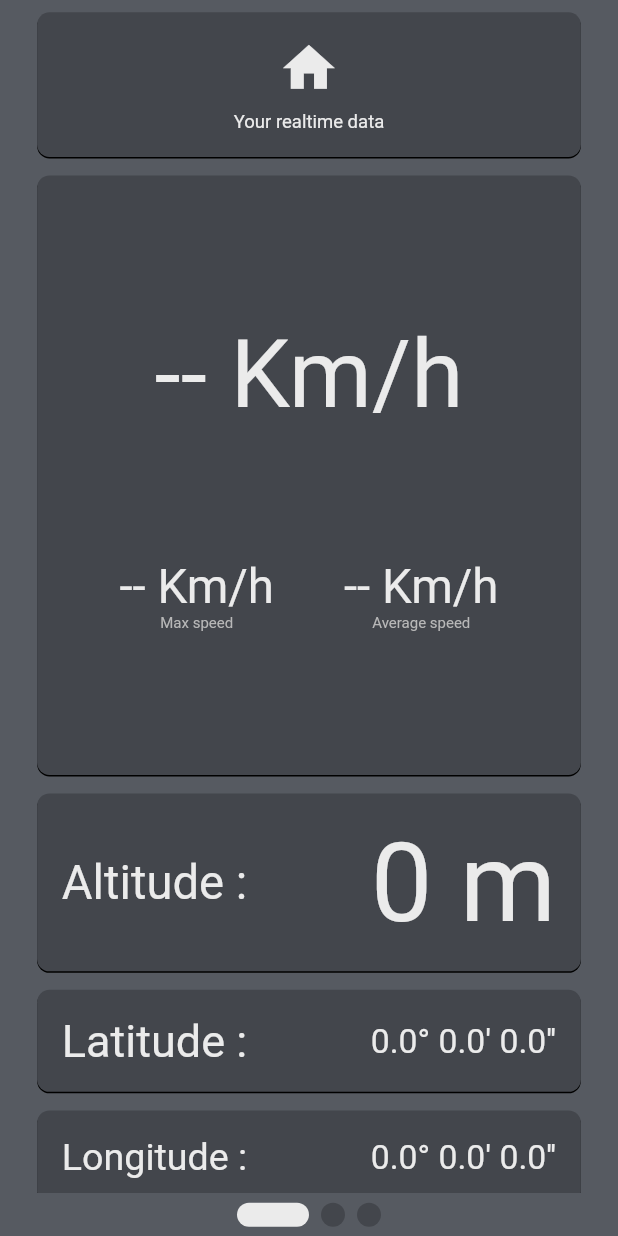
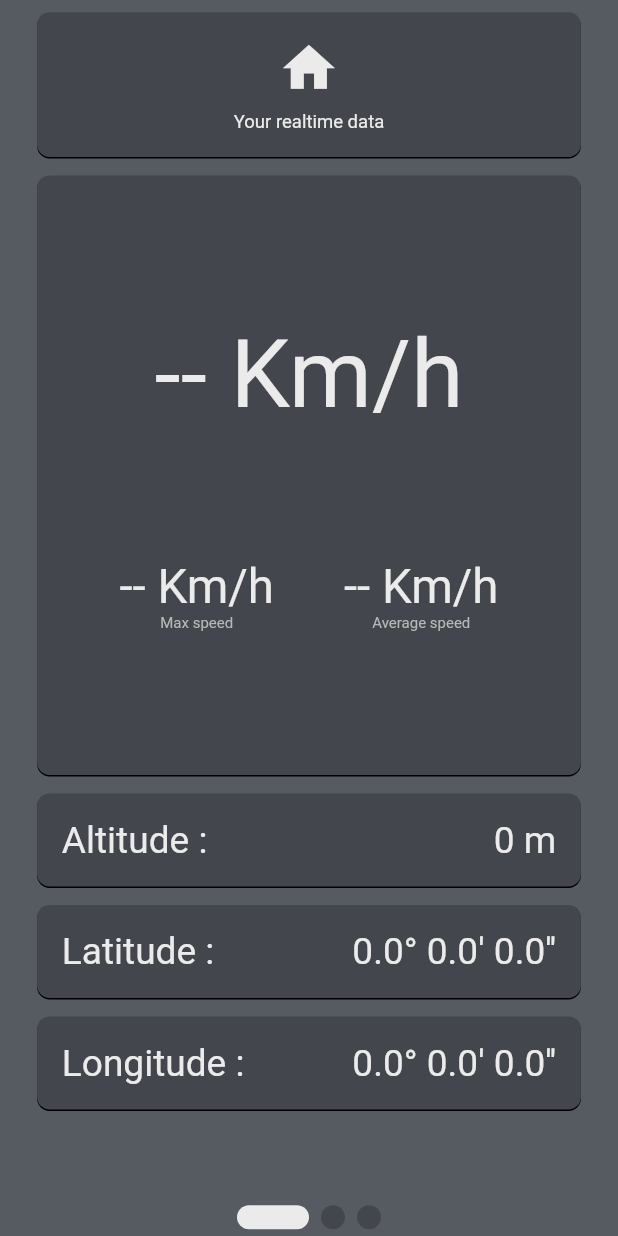
Before and after one commit to ninomerlino/ride, a Flutter app: the screen it shows after launch, on a phone screen of 412 x 824 dp. Run offline on Flutter 3.47's test engine with Material 2 defaults, Android fonts, the phone set to English and light mode, and no system bars; drawn by our look-alikes of smooth_page_indicator; our stand-ins replace connectivity, location; network calls fail.

Commit message:
resolved issue #2

```diff
--- a/lib/bike.dart
+++ b/lib/bike.dart
@@ -329,7 +329,6 @@ class Bike{
 set accuracy(LocationAccuracy accuracy){
     _gps.changeSettings(accuracy: accuracy);
     _accuracy = accuracy;
-    print(accuracy);
 }
 
 }
--- a/lib/main.dart
+++ b/lib/main.dart
@@ -1,3 +1,5 @@
+import 'dart:ui';
+
 import 'package:flutter/material.dart';
 import 'package:location/location.dart';
 import 'bike.dart';
@@ -80,8 +82,8 @@ class _MyHomePageState extends State<MyHomePage> {
       child: Row(
         mainAxisAlignment: MainAxisAlignment.spaceBetween,
         children: [
-          Custom.newAutoText(title, context, widthScale: 0.3),
-          Custom.newAutoText(data, context, widthScale: 0.3)
+          Text(title, style: TextStyle(fontSize: max*0.03, color: Custom.foreground),),
+          Text(data, style: TextStyle(fontSize: max*0.03, color: Custom.foreground),),
         ],
       )
     );
@@ -173,7 +175,9 @@ class _MyHomePageState extends State<MyHomePage> {
   Widget indicatorBar(BuildContext context){
     double max = MediaQuery.of(context).size.width;
     return Center(
-      child : SmoothPageIndicator(
+      child : Padding(
+        padding: EdgeInsets.fromLTRB(0, 10, 0, 10),
+        child: SmoothPageIndicator(
           count: 3,
           controller: pageController,
           effect: ExpandingDotsEffect(
@@ -181,6 +185,7 @@ class _MyHomePageState extends State<MyHomePage> {
             activeDotColor: Custom.foreground,
           ),
         ),
+      )
     );
   }
   //--------------------------------radio selection-------------------------------------------------------
@@ -197,7 +202,13 @@ class _MyHomePageState extends State<MyHomePage> {
     }
     updatePage();
   }
-  Widget dropdownSelector(BuildContext context, String fieldName, void Function(Object?) onChanged){
+
+  void changeTheme(Object? value){
+    if(value == null)throw Exception("null value in dropdown menu");
+    Custom.theme = value.toString();
+    updatePage();
+  }
+  Widget dropdownSelector(BuildContext context, String fieldName, List<String>keys, void Function(Object?) onChanged){
       double max = MediaQuery.of(context).size.height;
       return Container(
           decoration: BoxDecoration(borderRadius: BorderRadius.circular(max * 0.01), boxShadow: [Custom.boxShadow], color: Custom.background),
@@ -218,7 +229,7 @@ class _MyHomePageState extends State<MyHomePage> {
                         underline: SizedBox(),
                         dropdownColor: Custom.secondary2,
                         value: bike.accuracyValue,
-                        items : <String>["low","medium","high"].map<DropdownMenuItem<String>>(
+                        items : keys.map<DropdownMenuItem<String>>(
                                 (String value) {
                               return DropdownMenuItem<String>(
                                 value: value,
@@ -233,7 +244,21 @@ class _MyHomePageState extends State<MyHomePage> {
           )
       );
     }
-  //----------------------------------span button-------------------------------------------------------
+  //----------------------------------big button-------------------------------------------------------
+  Widget wideButton(BuildContext context, String text, void Function() onPressed, Color backgroundColor){
+    double max = MediaQuery.of(context).size.height;
+    return Container(
+      margin: EdgeInsets.fromLTRB(max*0.03, max*0.015, max*0.03, 0),
+      width: double.infinity,
+      child: ElevatedButton(
+        onPressed: onPressed,
+        child: Center(child: Padding(padding: EdgeInsets.all(max*0.02),child: Text(text, style: TextStyle(fontSize: max*0.03, color: Custom.error.withOpacity(0.9))))),
+        style: ButtonStyle(
+          backgroundColor: MaterialStateProperty.resolveWith((Set states){return backgroundColor;}),
+        ),
+      )
+    );
+  }
 //---------------------------------build------------------------------------------------------------------
 @override
   Widget build(BuildContext context) {
@@ -243,7 +268,7 @@ class _MyHomePageState extends State<MyHomePage> {
       body: Column(
         children: [
           Flexible(
-            flex: 28,
+            flex: 32,
               child: PageView(
                 scrollDirection: Axis.horizontal,
                 controller: pageController,
@@ -262,7 +287,10 @@ class _MyHomePageState extends State<MyHomePage> {
                   ]),
                   appPage([
                     infoIcon(context, Icons.settings, "Go on mess up the settings"),
-                    dropdownSelector(context, "Position accuracy", changeAccuracy)
+                    dropdownSelector(context, "Position accuracy",["low","medium","high"] , changeAccuracy),
+                    wideButton(context, "Reset timer", bike.resetTimer, Custom.secondary),
+                    wideButton(context, "Reset speed data", bike.resetSpeedData, Custom.secondary),
+                    //dropdownSelector(context, "App theme", ["dark", "light"], changeTheme),
                   ])
                 ],
               ),
```
Also changed, not shown: lib/Theme.dart (+17 -0 lines).
